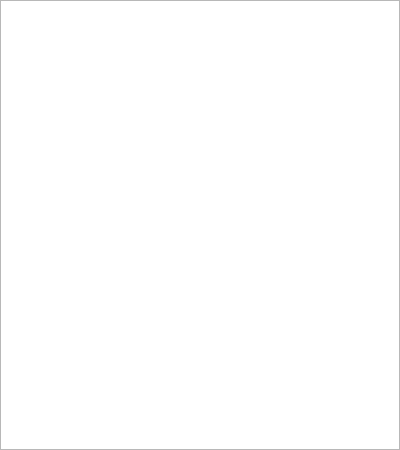
MatthieuHernandez/NeuralNetworkTest, file Example/GUI/console.ui: the form before one commit.
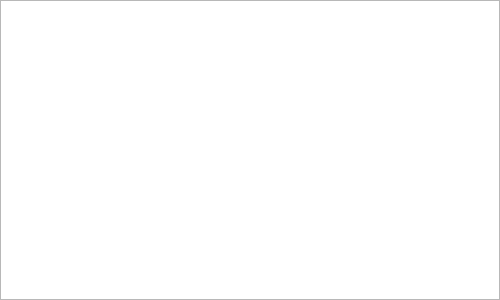
The form after the commit.

What changed in the file:
```diff
--- a/Example/GUI/console.ui
+++ b/Example/GUI/console.ui
@@ -6,24 +6,28 @@
    <rect>
     <x>0</x>
     <y>0</y>
-    <width>400</width>
-    <height>450</height>
+    <width>500</width>
+    <height>300</height>
    </rect>
   </property>
   <property name="windowTitle">
    <string>Form</string>
   </property>
-  <widget class="QTextBrowser" name="textBrowser">
+  <widget class="QTextEdit" name="textEdit">
    <property name="geometry">
     <rect>
      <x>0</x>
      <y>0</y>
-     <width>400</width>
-     <height>450</height>
+     <width>500</width>
+     <height>300</height>
     </rect>
    </property>
+   <property name="readOnly">
+    <bool>true</bool>
+   </property>
   </widget>
  </widget>
+ <layoutdefault spacing="6" margin="11"/>
  <resources/>
  <connections/>
 </ui>
```
Left out of the diff: 6 changed lines with no effect on the pictures.
